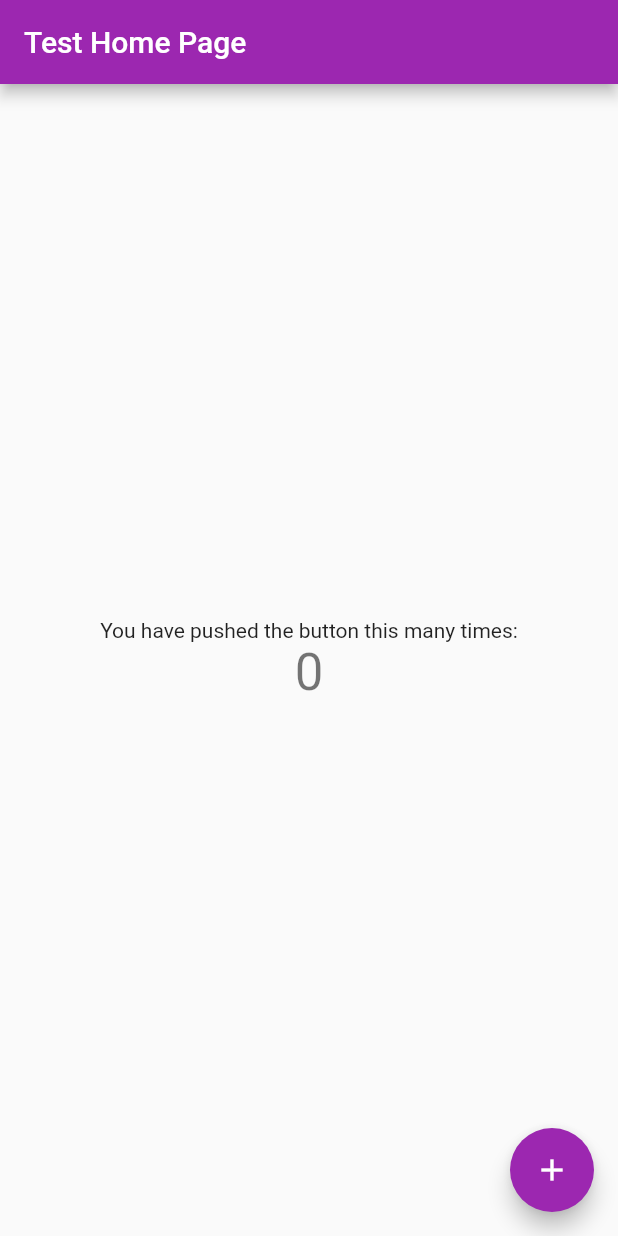
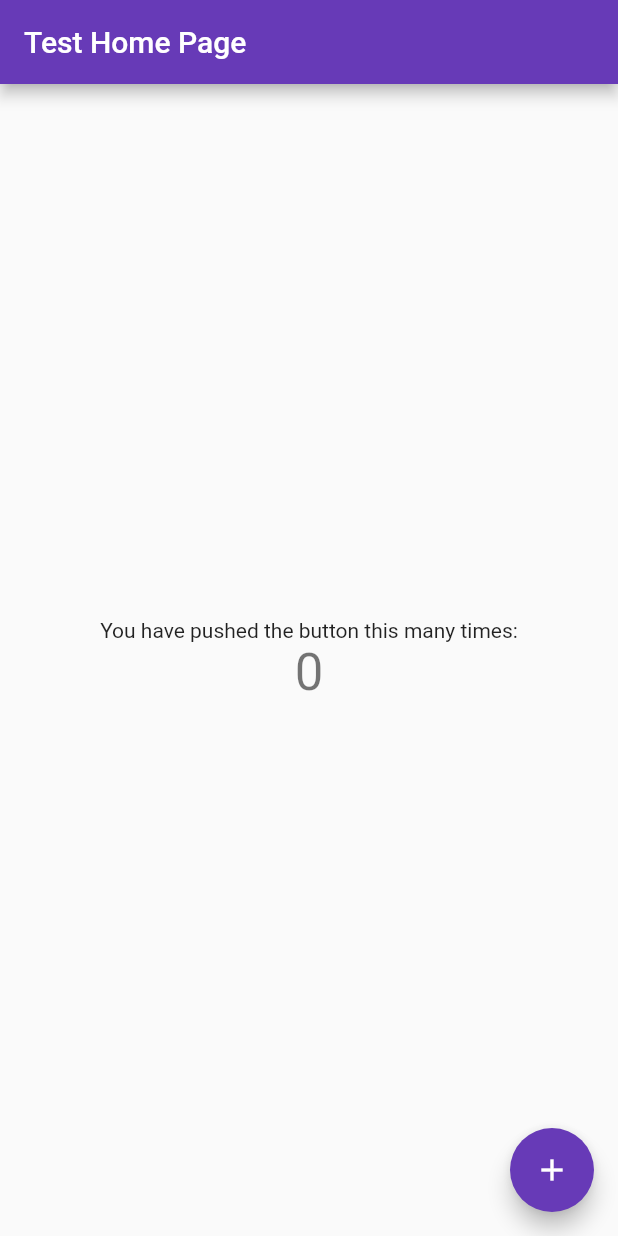
Before and after one commit to austinrafter/StudentHealthApplication, a Flutter app: the screen it shows after launch, on a phone screen of 412 x 824 dp. Run offline on Flutter 3.47's test engine with Material 2 defaults, Android fonts, the phone set to English and light mode, and no system bars.

```diff
--- a/healthone/lib/db_sevices.dart
+++ b/healthone/lib/db_sevices.dart
@@ -1 +1,2 @@
 import 'package:http/http.dart' as http;
+import 'package:healthone/mood.dart';
--- a/healthone/lib/global.dart
+++ b/healthone/lib/global.dart
@@ -1,2 +1,2 @@
 const String url = "http://localhost:80/";
-const Map<String, String> headers = {"Content-Type"; "application/json"};
+const Map<String, String> headers = {"Content-Type": "application/json"};
--- a/healthone/lib/main.dart
+++ b/healthone/lib/main.dart
@@ -22,7 +22,7 @@ class MyApp extends StatelessWidget {
         // or simply save your changes to "hot reload" in a Flutter IDE).
         // Notice that the counter didn't reset back to zero; the application
         // is not restarted.
-        primarySwatch: Colors.purple,
+        primarySwatch: Colors.deepPurple,
       ),
       home: const MyHomePage(title: 'Test Home Page'),
     );
```
Also changed, not shown: 11 other files.
